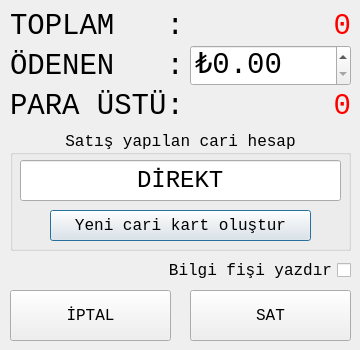
This is satisyapform.ui in mamoo81/bhss as Qt 5 draws it before an edit. The edited form follows.
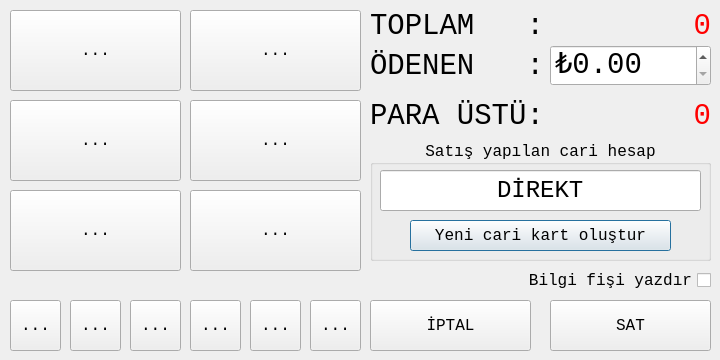
This is the edited form. Icons and pictures are not drawn.

Diff of the .ui file:
```diff
--- a/satisyapform.ui
+++ b/satisyapform.ui
@@ -6,20 +6,20 @@
    <rect>
     <x>0</x>
     <y>0</y>
-    <width>360</width>
-    <height>350</height>
+    <width>720</width>
+    <height>360</height>
    </rect>
   </property>
   <property name="minimumSize">
    <size>
-    <width>360</width>
-    <height>350</height>
+    <width>720</width>
+    <height>360</height>
    </size>
   </property>
   <property name="maximumSize">
    <size>
-    <width>360</width>
-    <height>350</height>
+    <width>720</width>
+    <height>360</height>
    </size>
   </property>
   <property name="font">
@@ -41,7 +41,7 @@
   <widget class="QLabel" name="label">
    <property name="geometry">
     <rect>
-     <x>10</x>
+     <x>370</x>
      <y>10</y>
      <width>171</width>
      <height>31</height>
@@ -60,7 +60,7 @@
   <widget class="QLabel" name="toplamLBL">
    <property name="geometry">
     <rect>
-     <x>190</x>
+     <x>550</x>
      <y>10</y>
      <width>161</width>
      <height>31</height>
@@ -85,7 +85,7 @@
   <widget class="QLabel" name="label_3">
    <property name="geometry">
     <rect>
-     <x>10</x>
+     <x>370</x>
      <y>50</y>
      <width>171</width>
      <height>31</height>
@@ -104,8 +104,8 @@
   <widget class="QLabel" name="label_4">
    <property name="geometry">
     <rect>
-     <x>10</x>
-     <y>90</y>
+     <x>370</x>
+     <y>100</y>
      <width>171</width>
      <height>31</height>
     </rect>
@@ -123,8 +123,8 @@
   <widget class="QLabel" name="ParaUstuLBL">
    <property name="geometry">
     <rect>
-     <x>190</x>
-     <y>90</y>
+     <x>550</x>
+     <y>100</y>
      <width>161</width>
      <height>31</height>
     </rect>
@@ -148,8 +148,8 @@
   <widget class="QGroupBox" name="groupBox">
    <property name="geometry">
     <rect>
-     <x>10</x>
-     <y>130</y>
+     <x>370</x>
+     <y>140</y>
      <width>341</width>
      <height>121</height>
     </rect>
@@ -209,8 +209,8 @@
   <widget class="QPushButton" name="iptalBtn">
    <property name="geometry">
     <rect>
-     <x>10</x>
-     <y>290</y>
+     <x>370</x>
+     <y>300</y>
      <width>161</width>
      <height>51</height>
     </rect>
@@ -232,8 +232,8 @@
   <widget class="QPushButton" name="satBtn">
    <property name="geometry">
     <rect>
-     <x>190</x>
-     <y>290</y>
+     <x>550</x>
+     <y>300</y>
      <width>161</width>
      <height>51</height>
     </rect>
@@ -255,7 +255,7 @@
   <widget class="QDoubleSpinBox" name="OdenendoubleSpinBox">
    <property name="geometry">
     <rect>
-     <x>190</x>
+     <x>550</x>
      <y>45</y>
      <width>161</width>
      <height>41</height>
@@ -280,8 +280,8 @@
   <widget class="QCheckBox" name="fischeckBox">
    <property name="geometry">
     <rect>
-     <x>160</x>
-     <y>260</y>
+     <x>520</x>
+     <y>270</y>
      <width>191</width>
      <height>21</height>
     </rect>
@@ -293,6 +293,282 @@
     <string>Bilgi fişi yazdır</string>
    </property>
   </widget>
+  <widget class="QToolButton" name="toolButton5TL">
+   <property name="geometry">
+    <rect>
+     <x>190</x>
+     <y>190</y>
+     <width>171</width>
+     <height>81</height>
+    </rect>
+   </property>
+   <property name="text">
+    <string>...</string>
+   </property>
+   <property name="icon">
+    <iconset resource="images.qrc">
+     <normaloff>:/images/ui/5-TL-banknot.png</normaloff>:/images/ui/5-TL-banknot.png</iconset>
+   </property>
+   <property name="iconSize">
+    <size>
+     <width>869</width>
+     <height>402</height>
+    </size>
+   </property>
+  </widget>
+  <widget class="QToolButton" name="toolButton10TL">
+   <property name="geometry">
+    <rect>
+     <x>190</x>
+     <y>100</y>
+     <width>171</width>
+     <height>81</height>
+    </rect>
+   </property>
+   <property name="text">
+    <string>...</string>
+   </property>
+   <property name="icon">
+    <iconset resource="images.qrc">
+     <normaloff>:/images/ui/10-TL-banknot.png</normaloff>:/images/ui/10-TL-banknot.png</iconset>
+   </property>
+   <property name="iconSize">
+    <size>
+     <width>869</width>
+     <height>402</height>
+    </size>
+   </property>
+  </widget>
+  <widget class="QToolButton" name="toolButton20TL">
+   <property name="geometry">
+    <rect>
+     <x>190</x>
+     <y>10</y>
+     <width>171</width>
+     <height>81</height>
+    </rect>
+   </property>
+   <property name="text">
+    <string>...</string>
+   </property>
+   <property name="icon">
+    <iconset resource="images.qrc">
+     <normaloff>:/images/ui/20-TL-banknot.png</normaloff>:/images/ui/20-TL-banknot.png</iconset>
+   </property>
+   <property name="iconSize">
+    <size>
+     <width>869</width>
+     <height>402</height>
+    </size>
+   </property>
+  </widget>
+  <widget class="QToolButton" name="toolButton200TL">
+   <property name="geometry">
+    <rect>
+     <x>10</x>
+     <y>10</y>
+     <width>171</width>
+     <height>81</height>
+    </rect>
+   </property>
+   <property name="text">
+    <string>...</string>
+   </property>
+   <property name="icon">
+    <iconset resource="images.qrc">
+     <normaloff>:/images/ui/200-TL-banknot.png</normaloff>:/images/ui/200-TL-banknot.png</iconset>
+   </property>
+   <property name="iconSize">
+    <size>
+     <width>869</width>
+     <height>402</height>
+    </size>
+   </property>
+  </widget>
+  <widget class="QToolButton" name="toolButton100TL">
+   <property name="geometry">
+    <rect>
+     <x>10</x>
+     <y>100</y>
+     <width>171</width>
+     <height>81</height>
+    </rect>
+   </property>
+   <property name="text">
+    <string>...</string>
+   </property>
+   <property name="icon">
+    <iconset resource="images.qrc">
+     <normaloff>:/images/ui/100-TL-banknot.png</normaloff>:/images/ui/100-TL-banknot.png</iconset>
+   </property>
+   <property name="iconSize">
+    <size>
+     <width>869</width>
+     <height>402</height>
+    </size>
+   </property>
+  </widget>
+  <widget class="QToolButton" name="toolButton50TL">
+   <property name="geometry">
+    <rect>
+     <x>10</x>
+     <y>190</y>
+     <width>171</width>
+     <height>81</height>
+    </rect>
+   </property>
+   <property name="text">
+    <string>...</string>
+   </property>
+   <property name="icon">
+    <iconset resource="images.qrc">
+     <normaloff>:/images/ui/50-TL-banknot.png</normaloff>:/images/ui/50-TL-banknot.png</iconset>
+   </property>
+   <property name="iconSize">
+    <size>
+     <width>869</width>
+     <height>402</height>
+    </size>
+   </property>
+  </widget>
+  <widget class="QToolButton" name="toolButton1TL">
+   <property name="geometry">
+    <rect>
+     <x>10</x>
+     <y>300</y>
+     <width>51</width>
+     <height>51</height>
+    </rect>
+   </property>
+   <property name="text">
+    <string>...</string>
+   </property>
+   <property name="icon">
+    <iconset resource="images.qrc">
+     <normaloff>:/images/ui/1-TL.svg</normaloff>:/images/ui/1-TL.svg</iconset>
+   </property>
+   <property name="iconSize">
+    <size>
+     <width>48</width>
+     <height>48</height>
+    </size>
+   </property>
+  </widget>
+  <widget class="QToolButton" name="toolButton50krs">
+   <property name="geometry">
+    <rect>
+     <x>70</x>
+     <y>300</y>
+     <width>51</width>
+     <height>51</height>
+    </rect>
+   </property>
+   <property name="text">
+    <string>...</string>
+   </property>
+   <property name="icon">
+    <iconset resource="images.qrc">
+     <normaloff>:/images/ui/50-krs.svg</normaloff>:/images/ui/50-krs.svg</iconset>
+   </property>
+   <property name="iconSize">
+    <size>
+     <width>46</width>
+     <height>46</height>
+    </size>
+   </property>
+  </widget>
+  <widget class="QToolButton" name="toolButton25krs">
+   <property name="geometry">
+    <rect>
+     <x>130</x>
+     <y>300</y>
+     <width>51</width>
+     <height>51</height>
+    </rect>
+   </property>
+   <property name="text">
+    <string>...</string>
+   </property>
+   <property name="icon">
+    <iconset resource="images.qrc">
+     <normaloff>:/images/ui/25-krs.svg</normaloff>:/images/ui/25-krs.svg</iconset>
+   </property>
+   <property name="iconSize">
+    <size>
+     <width>44</width>
+     <height>44</height>
+    </size>
+   </property>
+  </widget>
+  <widget class="QToolButton" name="toolButton10krs">
+   <property name="geometry">
+    <rect>
+     <x>190</x>
+     <y>300</y>
+     <width>51</width>
+     <height>51</height>
+    </rect>
+   </property>
+   <property name="text">
+    <string>...</string>
+   </property>
+   <property name="icon">
+    <iconset resource="images.qrc">
+     <normaloff>:/images/ui/10-krs.svg</normaloff>:/images/ui/10-krs.svg</iconset>
+   </property>
+   <property name="iconSize">
+    <size>
+     <width>44</width>
+     <height>44</height>
+    </size>
+   </property>
+  </widget>
+  <widget class="QToolButton" name="toolButton5krs">
+   <property name="geometry">
+    <rect>
+     <x>250</x>
+     <y>300</y>
+     <width>51</width>
+     <height>51</height>
+    </rect>
+   </property>
+   <property name="text">
+    <string>...</string>
+   </property>
+   <property name="icon">
+    <iconset resource="images.qrc">
+     <normaloff>:/images/ui/5-krs.svg</normaloff>:/images/ui/5-krs.svg</iconset>
+   </property>
+   <property name="iconSize">
+    <size>
+     <width>42</width>
+     <height>42</height>
+    </size>
+   </property>
+  </widget>
+  <widget class="QToolButton" name="toolButton1krs">
+   <property name="geometry">
+    <rect>
+     <x>310</x>
+     <y>300</y>
+     <width>51</width>
+     <height>51</height>
+    </rect>
+   </property>
+   <property name="text">
+    <string>...</string>
+   </property>
+   <property name="icon">
+    <iconset resource="images.qrc">
+     <normaloff>:/images/ui/1-krs.svg</normaloff>:/images/ui/1-krs.svg</iconset>
+   </property>
+   <property name="iconSize">
+    <size>
+     <width>40</width>
+     <height>40</height>
+    </size>
+   </property>
+  </widget>
  </widget>
  <tabstops>
   <tabstop>OdenendoubleSpinBox</tabstop>
```
